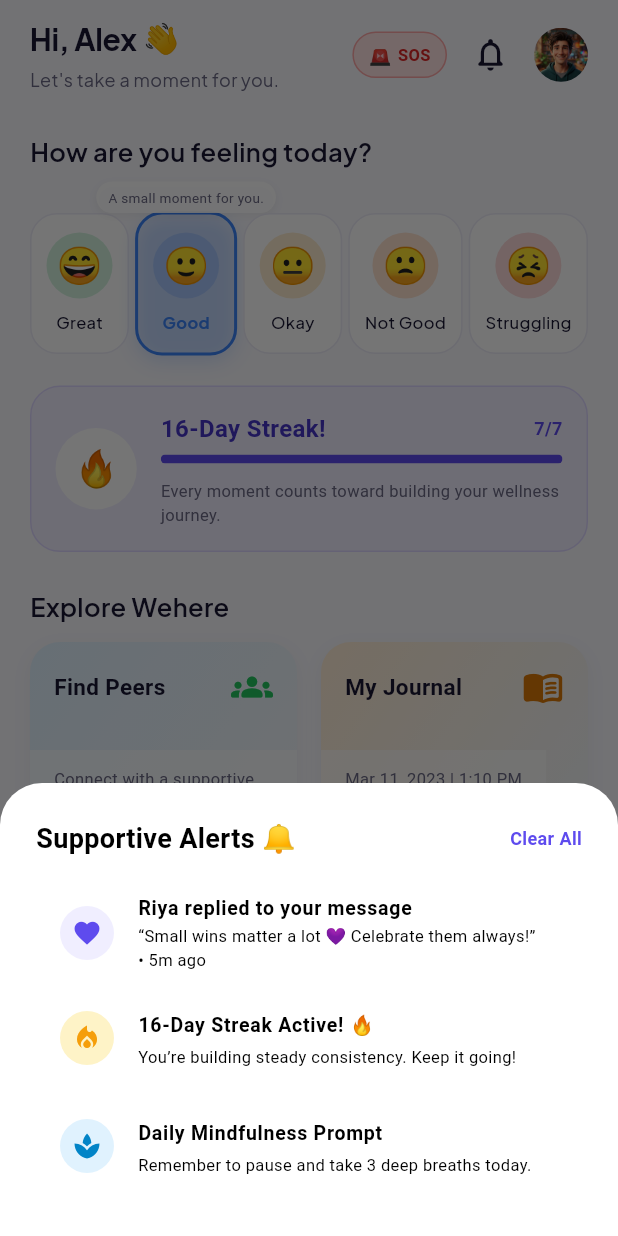
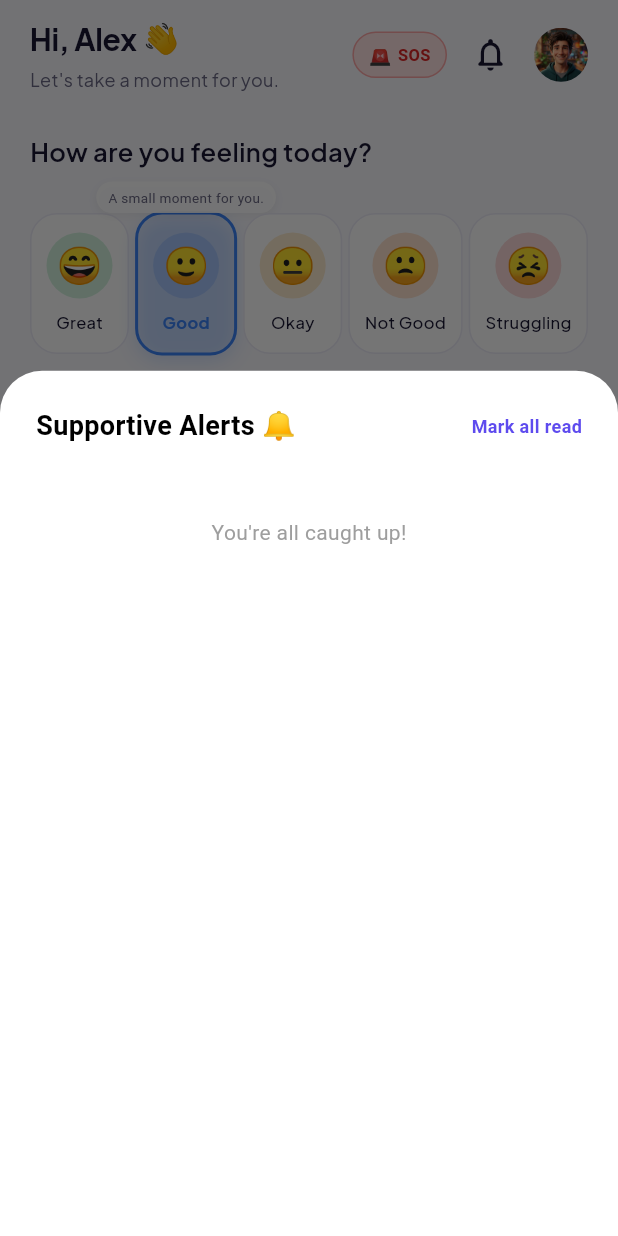
Before and after one commit to parasnath215/Wehere---AxioCraft, a Flutter app: the HomeScreen screen opened directly, after a tap on the "notifications none" icon, on a phone screen of 412 x 824 dp. Run offline on Flutter 3.47's test engine with Material 3 defaults, Android fonts, the light colour scheme and no system bars; our stand-ins replace dio, flutter_secure_storage, google_fonts, image_picker, socket_io_client; accounts and stored records are empty.

Commit message:
feat: complete goals, sos, and notifications

```diff
--- a/lib/screens/home/home_screen.dart
+++ b/lib/screens/home/home_screen.dart
@@ -92,7 +92,7 @@
               ),
               const SizedBox(width: 16),
               GestureDetector(
-                onTap: () => _showNotifications(context),
+                onTap: () => _showNotifications(context, appState),
                 child: const Icon(Icons.notifications_none_rounded, color: AppColors.textPrimary, size: 26),
               ),
               const SizedBox(width: 16),
@@ -536,11 +536,14 @@
     );
   }
 
-  void _showNotifications(BuildContext context) {
+  void _showNotifications(BuildContext context, AppState appState) {
     showModalBottomSheet(
       context: context,
       backgroundColor: Colors.transparent,
-      builder: (ctx) => Container(
+      isScrollControlled: true,
+      builder: (ctx) {
+        return Container(
+          height: MediaQuery.of(context).size.height * 0.7,
           padding: const EdgeInsets.all(24),
           decoration: const BoxDecoration(
             color: Colors.white,
@@ -550,44 +553,51 @@
             mainAxisSize: MainAxisSize.min,
             crossAxisAlignment: CrossAxisAlignment.start,
             children: [
-            const Row(
+              Row(
                 mainAxisAlignment: MainAxisAlignment.spaceBetween,
                 children: [
-                Text('Supportive Alerts 🔔', style: TextStyle(fontWeight: FontWeight.bold, fontSize: 18)),
-                Text('Clear All', style: TextStyle(color: AppColors.primary, fontSize: 12, fontWeight: FontWeight.bold)),
+                  const Text('Supportive Alerts 🔔', style: TextStyle(fontWeight: FontWeight.bold, fontSize: 18)),
+                  GestureDetector(
+                    onTap: () async {
+                      await appState.markNotificationsRead();
+                    },
+                    child: const Text('Mark all read', style: TextStyle(color: AppColors.primary, fontSize: 12, fontWeight: FontWeight.bold)),
+                  ),
                 ],
               ),
               const SizedBox(height: 16),
-            ListTile(
+              if (appState.notifications.isEmpty)
+                const Padding(
+                  padding: EdgeInsets.all(32.0),
+                  child: Center(child: Text("You're all caught up!", style: TextStyle(color: Colors.grey))),
+                )
+              else
+                Expanded(
+                  child: ListView.builder(
+                    itemCount: appState.notifications.length,
+                    itemBuilder: (ctx, i) {
+                      final n = appState.notifications[i];
+                      return ListTile(
                         leading: Container(
                           padding: const EdgeInsets.all(8),
-                decoration: const BoxDecoration(color: AppColors.primarySoft, shape: BoxShape.circle),
-                child: const Icon(Icons.favorite, color: AppColors.primary, size: 20),
+                          decoration: BoxDecoration(color: n.isRead ? Colors.grey.shade100 : AppColors.primarySoft, shape: BoxShape.circle),
+                          child: Icon(
+                            n.type == 'match' ? Icons.favorite :
+                            n.type == 'community' ? Icons.people :
+                            n.type == 'progress' ? Icons.local_fire_department : Icons.notifications,
+                            color: n.isRead ? Colors.grey : AppColors.primary, size: 20
                           ),
-              title: const Text('Riya replied to your message', style: TextStyle(fontWeight: FontWeight.bold, fontSize: 13)),
-              subtitle: const Text('“Small wins matter a lot 💜 Celebrate them always!” • 5m ago', style: TextStyle(fontSize: 11)),
                         ),
-            ListTile(
-              leading: Container(
-                padding: const EdgeInsets.all(8),
-                decoration: const BoxDecoration(color: Color(0xFFFEF3C7), shape: BoxShape.circle),
-                child: const Icon(Icons.local_fire_department, color: Color(0xFFF59E0B), size: 20),
+                        title: Text(n.title, style: TextStyle(fontWeight: n.isRead ? FontWeight.normal : FontWeight.bold, fontSize: 13)),
+                        subtitle: Text(n.content, style: TextStyle(fontSize: 11)),
+                      );
+                    },
                   ),
-              title: const Text('16-Day Streak Active! 🔥', style: TextStyle(fontWeight: FontWeight.bold, fontSize: 13)),
-              subtitle: const Text('You’re building steady consistency. Keep it going!', style: TextStyle(fontSize: 11)),
-            ),
-            ListTile(
-              leading: Container(
-                padding: const EdgeInsets.all(8),
-                decoration: const BoxDecoration(color: Color(0xFFE0F2FE), shape: BoxShape.circle),
-                child: const Icon(Icons.spa, color: Color(0xFF0284C7), size: 20),
-              ),
-              title: const Text('Daily Mindfulness Prompt', style: TextStyle(fontWeight: FontWeight.bold, fontSize: 13)),
-              subtitle: const Text('Remember to pause and take 3 deep breaths today.', style: TextStyle(fontSize: 11)),
                 ),
             ],
           ),
-      ),
+        );
+      },
     );
   }
   void _showEditMoodDialog(BuildContext context, AppState appState) {
```
Also changed, not shown: lib/models/notification.dart (added, +17 -0 lines), lib/state/app_state.dart (+41 -0 lines), 2 other files. Lines whose indentation alone changed are shown as unchanged.
